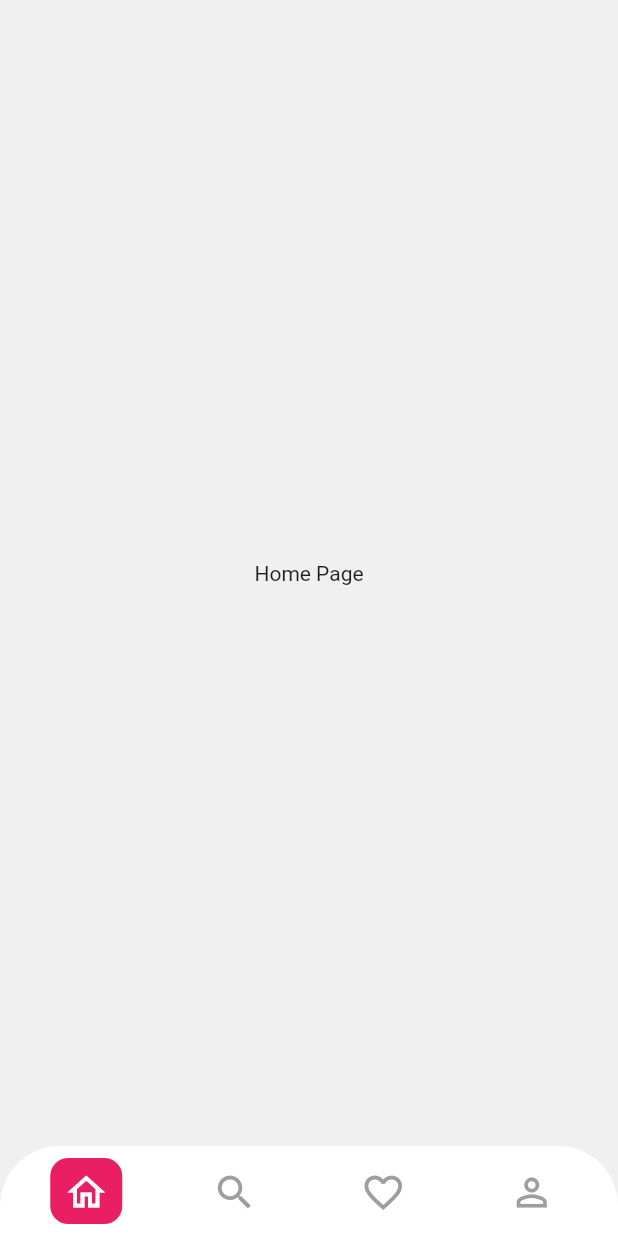
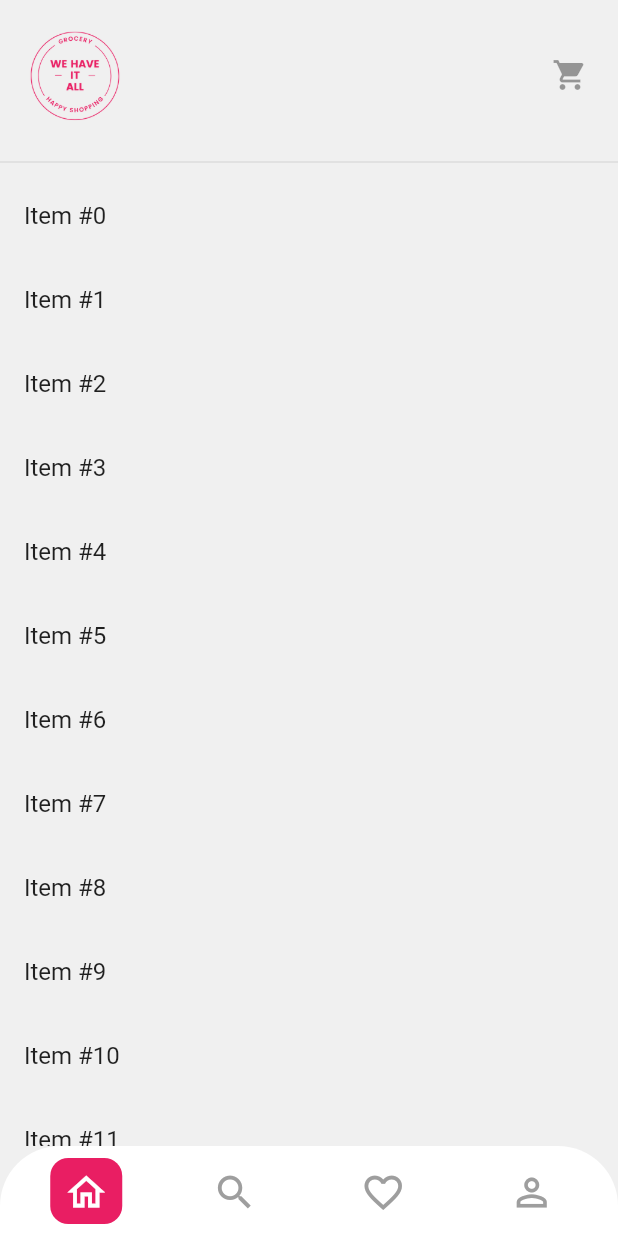
Before and after one commit to brahmed/shopping_app, a Flutter app: the screen it shows after launch, on a phone screen of 412 x 824 dp. Run offline on Flutter 3.47's test engine with Material 2 defaults, Android fonts, the phone set to English and light mode, and no system bars.

```diff
--- a/lib/screens/tab_pages/home_page.dart
+++ b/lib/screens/tab_pages/home_page.dart
@@ -1,4 +1,6 @@
 import 'package:flutter/material.dart';
+
+import '../../config/images.dart';
 
 class HomePage extends StatefulWidget {
   const HomePage({Key? key}) : super(key: key);
@@ -10,10 +12,53 @@ class HomePage extends StatefulWidget {
 class _HomePageState extends State<HomePage> {
   @override
   Widget build(BuildContext context) {
-    return const Scaffold(
+    return Scaffold(
       body: SafeArea(
-        child: Center(
-          child: Text("Home Page"),
+        child: CustomScrollView(
+          slivers: [
+            /// Add the app bar to the CustomScrollView.
+            SliverAppBar(
+              floating: true,
+              expandedHeight: 100.0,
+              backgroundColor: Theme.of(context).scaffoldBackgroundColor,
+              elevation: 0,
+              pinned: true,
+              flexibleSpace: Row(
+                mainAxisAlignment: MainAxisAlignment.spaceBetween,
+                children: [
+                  Image.asset(
+                    appImage,
+                    color: Theme.of(context).iconTheme.color,
+                  ),
+                  const Padding(
+                    padding: EdgeInsets.all(8.0),
+                    child: IconButton(
+                      onPressed: null,
+                      icon: Icon(
+                        Icons.shopping_cart,
+                      ),
+                    ),
+                  ),
+                ],
+              ),
+            ),
+
+            const SliverToBoxAdapter(
+              child: Divider(),
+            ),
+
+            /// List
+            SliverList(
+              // Use a delegate to build items as they're scrolled on screen.
+              delegate: SliverChildBuilderDelegate(
+                // The builder function returns a ListTile with a title that
+                // displays the index of the current item.
+                (context, index) => ListTile(title: Text('Item #$index')),
+                // Builds 1000 ListTiles
+                childCount: 1000,
+              ),
+            ),
+          ],
         ),
       ),
     );
```
